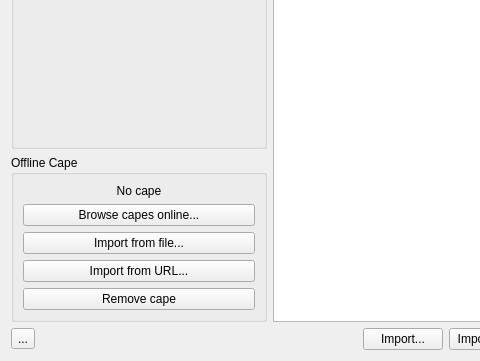
Above: launcher/ui/dialogs/skins/SkinManageDialog.ui from PollyMC-Continued/launcher before the change; both pictures show x 0 to 480 and y 396 to 757 of the 968 by 757 pixel window. Below: the same form after it.
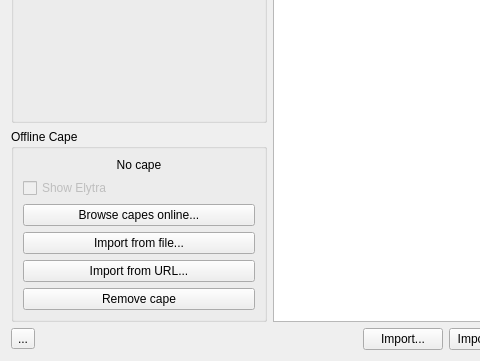
That is the form after the change.

Commit message: feat: Added Elytra preview in cape, made cape browser feed even better, madee cape auto update in realtime when changed

```diff
--- a/launcher/ui/dialogs/skins/SkinManageDialog.ui
+++ b/launcher/ui/dialogs/skins/SkinManageDialog.ui
@@ -110,6 +110,19 @@
             </property>
            </widget>
           </item>
+          <item>
+           <widget class="QCheckBox" name="offlineElytraCB">
+            <property name="toolTip">
+             <string>Shows the cape as an elytra on the 3D preview</string>
+            </property>
+            <property name="text">
+             <string>Show Elytra</string>
+            </property>
+            <property name="enabled">
+             <bool>false</bool>
+            </property>
+           </widget>
+          </item>
           <item>
            <widget class="QPushButton" name="offlineBrowseBtn">
             <property name="text">
```
The commit also changes 5 other files.
